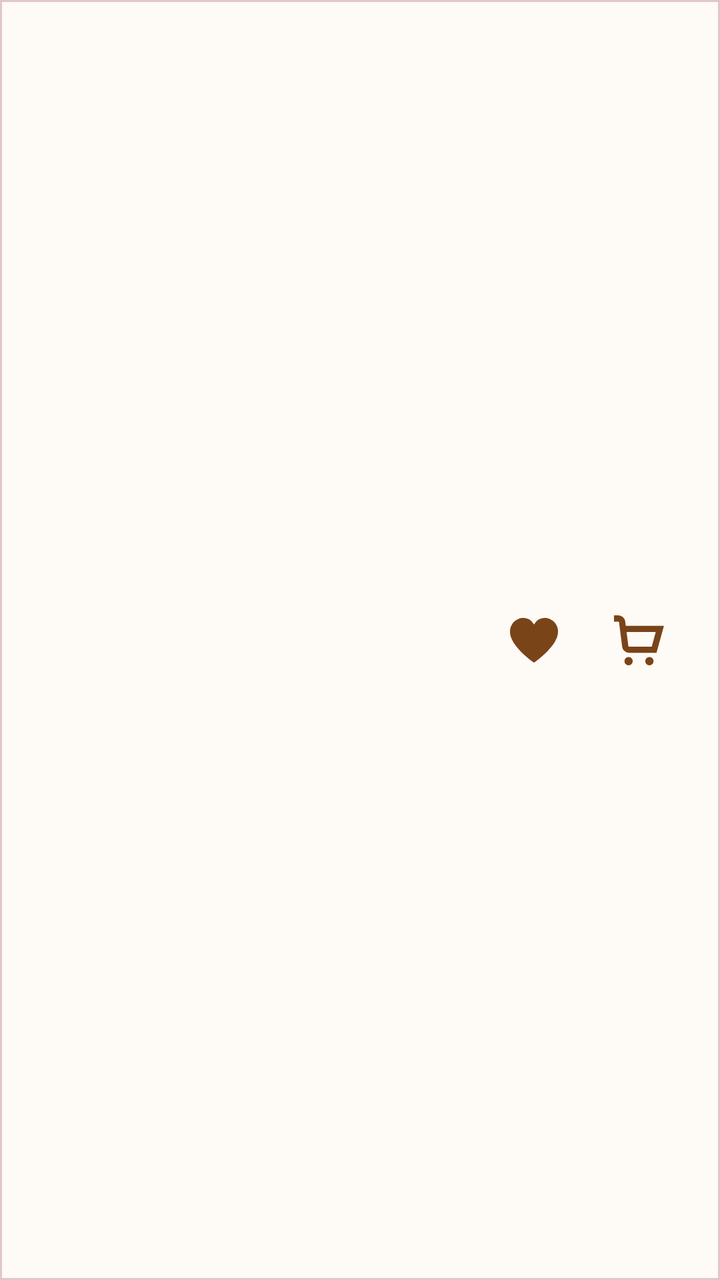
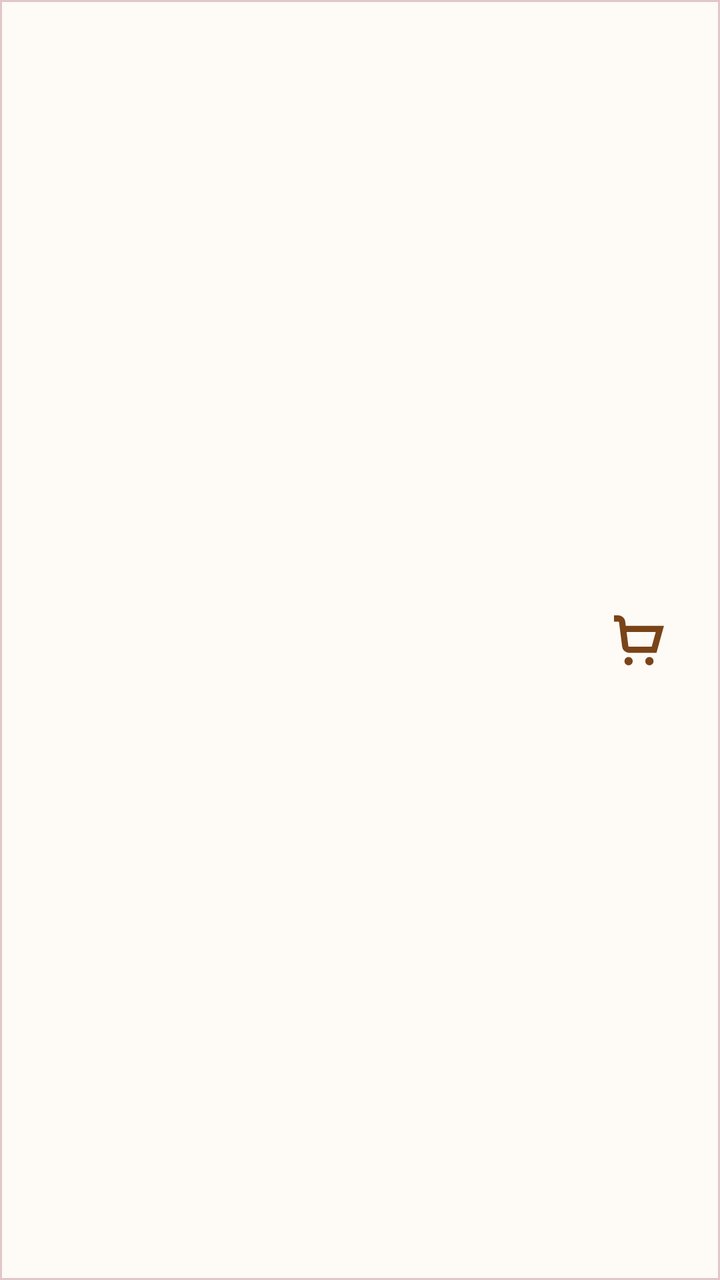

The first picture is an Android layout as it rendered before a commit; the second is the same layout after the commit. The layout source and the unified diff follow.
<!-- AndroidManifest.xml: application theme Theme.PersonalMidterm -->
<!-- res/layout/layout_app_header.xml -->
<?xml version="1.0" encoding="utf-8"?>
<androidx.constraintlayout.widget.ConstraintLayout xmlns:android="http://schemas.android.com/apk/res/android"
    xmlns:app="http://schemas.android.com/apk/res-auto"
    android:layout_width="match_parent"
    android:layout_height="wrap_content"
    android:padding="16dp"
    android:background="@drawable/bg_header">

    <ImageView
        android:id="@+id/back_button"
        android:layout_width="wrap_content"
        android:layout_height="wrap_content"
        android:src="@drawable/ic_back_arrow"
        android:visibility="gone"
        app:layout_constraintBottom_toBottomOf="parent"
        app:layout_constraintStart_toStartOf="parent"
        app:layout_constraintTop_toTopOf="parent" />

    <ImageButton
        android:id="@+id/user_avatar"
        android:layout_width="40dp"
        android:layout_height="40dp"
        android:src="@drawable/profile"
        android:scaleType="centerCrop"
        android:backgroundTint="@android:color/transparent"
        android:visibility="gone"
        app:layout_constraintBottom_toBottomOf="parent"
        app:layout_constraintStart_toStartOf="parent"
        app:layout_constraintTop_toTopOf="parent" />

    <LinearLayout
        android:id="@+id/greeting_container"
        android:layout_width="wrap_content"
        android:layout_height="wrap_content"
        android:layout_marginStart="12dp"
        android:orientation="vertical"
        android:visibility="gone"
        app:layout_constraintBottom_toBottomOf="parent"
        app:layout_constraintStart_toEndOf="@id/user_avatar"
        app:layout_constraintTop_toTopOf="parent">

        <TextView
            android:id="@+id/greeting_text"
            android:layout_width="wrap_content"
            android:layout_height="wrap_content"
            android:text="Good Morning,"
            android:textColor="@color/theme_brown"
            android:textStyle="bold"
            android:fontFamily="@font/playfairdisplay_bold"
            android:textSize="18sp" />

        <TextView
            android:id="@+id/greeting_subtitle"
            android:layout_width="wrap_content"
            android:layout_height="wrap_content"
            android:text="Ready for your daily brew?"
            android:textSize="12sp"
            android:fontFamily="@font/manrope_regular" />
    </LinearLayout>

    <TextView
        android:id="@+id/screen_title"
        android:layout_width="wrap_content"
        android:layout_height="wrap_content"
        android:textSize="24sp"
        android:textStyle="bold"
        android:text="Menu"
        android:textColor="@color/theme_brown"
        android:fontFamily="@font/playfairdisplay_bold"
        android:visibility="gone"
        app:layout_constraintBottom_toBottomOf="parent"
        app:layout_constraintEnd_toEndOf="parent"
        app:layout_constraintStart_toStartOf="parent"
        app:layout_constraintTop_toTopOf="parent" />


    <ImageButton
        android:id="@+id/cart_icon"
        android:layout_width="wrap_content"
        android:layout_height="wrap_content"
        android:src="@drawable/ic_cart"
        android:scaleType="fitCenter"
        app:tint="@color/theme_brown"
        android:backgroundTint="@android:color/transparent"
        android:visibility="visible"
        app:layout_constraintBottom_toBottomOf="parent"
        app:layout_constraintEnd_toEndOf="parent"
        app:layout_constraintTop_toTopOf="parent"
        />

    <ImageButton
        android:id="@+id/favorite_icon"
        android:layout_width="wrap_content"
        android:layout_height="wrap_content"
        app:tint="@color/theme_brown"
        android:src="@drawable/ic_full_heart"
        android:backgroundTint="@android:color/transparent"
        android:visibility="visible"
        app:layout_constraintBottom_toBottomOf="parent"
        app:layout_constraintEnd_toStartOf="@id/cart_icon"
        app:layout_constraintTop_toTopOf="parent"

        android:layout_marginEnd="4dp"/>

</androidx.constraintlayout.widget.ConstraintLayout>
<!-- resources referenced by this layout -->
<resources>
  <color name="theme_brown">#7A4419</color>
  <!-- drawable bg_header (drawable) -->
  <shape xmlns:android="http://schemas.android.com/apk/res/android">
      <solid android:color="#FEFAF5" />
      <stroke android:color="#519F5255"/>
      <stroke android:width="1dp"/>
  </shape>
  <!-- drawable ic_back_arrow (drawable) -->
  <vector xmlns:android="http://schemas.android.com/apk/res/android"
      android:width="16dp"
      android:height="16dp"
      android:viewportWidth="16"
      android:viewportHeight="16">
    <path
        android:pathData="M3.825,9L9.425,14.6L8,16L0,8L8,0L9.425,1.4L3.825,7H16V9H3.825Z"
        android:fillColor="#8D4B00"/>
  </vector>
  <!-- drawable ic_cart (drawable) -->
  <vector xmlns:android="http://schemas.android.com/apk/res/android"
      android:width="25dp"
      android:height="25dp"
      android:viewportWidth="24"
      android:viewportHeight="24">
    <path
        android:fillColor="#FF000000"
        android:pathData="M7,22m-2,0a2,2 0,1 1,4 0a2,2 0,1 1,-4 0"/>
    <path
        android:fillColor="#FF000000"
        android:pathData="M17,22m-2,0a2,2 0,1 1,4 0a2,2 0,1 1,-4 0"/>
    <path
        android:fillColor="#FF000000"
        android:pathData="M5.654,5 L5.391,2.938A3.328,3.328 0,0 0,2.087 0H0V3H2.087a0.331,0.331 0,0 1,0.326 0.3l1.5,11.759A3.327,3.327 0,0 0,7.217 18H20.4L23.974,5ZM18.112,15H7.217a0.329,0.329 0,0 1,-0.325 -0.3L6.037,8h14Z"/>
  </vector>
  <!-- drawable ic_full_heart (drawable) -->
  <vector xmlns:android="http://schemas.android.com/apk/res/android"
      android:width="24dp"
      android:height="24dp"
      android:viewportWidth="24"
      android:viewportHeight="24">
    <path
        android:fillColor="#FF000000"
        android:pathData="M17.5,0.917a6.4,6.4 0,0 0,-5.5 3.3A6.4,6.4 0,0 0,6.5 0.917,6.8 6.8,0 0,0 0,7.967c0,6.775 10.956,14.6 11.422,14.932l0.578,0.409 0.578,-0.409C13.044,22.569 24,14.742 24,7.967A6.8,6.8 0,0 0,17.5 0.917Z"/>
  </vector>
  <!-- drawable profile (drawable) -->
  <vector xmlns:android="http://schemas.android.com/apk/res/android"
      android:width="20dp"
      android:height="20dp"
      android:viewportWidth="20"
      android:viewportHeight="20">
    <path
        android:pathData="M10,10C8.625,10 7.448,9.51 6.469,8.531C5.49,7.552 5,6.375 5,5C5,3.625 5.49,2.448 6.469,1.469C7.448,0.49 8.625,0 10,0C11.375,0 12.552,0.49 13.531,1.469C14.51,2.448 15,3.625 15,5C15,6.375 14.51,7.552 13.531,8.531C12.552,9.51 11.375,10 10,10ZM0,20V16.5C0,15.792 0.182,15.141 0.547,14.547C0.911,13.953 1.396,13.5 2,13.188C3.292,12.542 4.604,12.057 5.938,11.734C7.271,11.411 8.625,11.25 10,11.25C11.375,11.25 12.729,11.411 14.063,11.734C15.396,12.057 16.708,12.542 18,13.188C18.604,13.5 19.088,13.953 19.453,14.547C19.818,15.141 20,15.792 20,16.5V20H0ZM2.5,17.5H17.5V16.5C17.5,16.271 17.443,16.063 17.328,15.875C17.213,15.688 17.063,15.542 16.875,15.438C15.75,14.875 14.615,14.453 13.469,14.172C12.323,13.891 11.167,13.75 10,13.75C8.833,13.75 7.677,13.891 6.531,14.172C5.385,14.453 4.25,14.875 3.125,15.438C2.938,15.542 2.786,15.688 2.672,15.875C2.557,16.063 2.5,16.271 2.5,16.5V17.5ZM10,7.5C10.688,7.5 11.276,7.255 11.766,6.766C12.255,6.276 12.5,5.688 12.5,5C12.5,4.313 12.255,3.724 11.766,3.234C11.276,2.745 10.688,2.5 10,2.5C9.313,2.5 8.724,2.745 8.234,3.234C7.745,3.724 7.5,4.313 7.5,5C7.5,5.688 7.745,6.276 8.234,6.766C8.724,7.255 9.313,7.5 10,7.5Z"
        android:fillColor="#554336"/>
  </vector>
  <style name="Theme.PersonalMidterm" parent="Theme.MaterialComponents.DayNight.NoActionBar">
          <item name="android:textColorPrimary">@color/text_primary</item>
          <item name="android:textColorSecondary">@color/text_primary</item>
          
          <item name="android:statusBarColor">?attr/colorPrimaryVariant</item>
          
      </style>
  <color name="text_primary">#1D1C18</color>
</resources>

<!-- the commit's change to res/layout/layout_app_header.xml (unified diff, before → after) -->
@@ -95,11 +95,10 @@
         app:tint="@color/theme_brown"
         android:src="@drawable/ic_full_heart"
         android:backgroundTint="@android:color/transparent"
-        android:visibility="visible"
+        android:visibility="gone"
         app:layout_constraintBottom_toBottomOf="parent"
         app:layout_constraintEnd_toStartOf="@id/cart_icon"
         app:layout_constraintTop_toTopOf="parent"
-
         android:layout_marginEnd="4dp"/>
 
 </androidx.constraintlayout.widget.ConstraintLayout>
